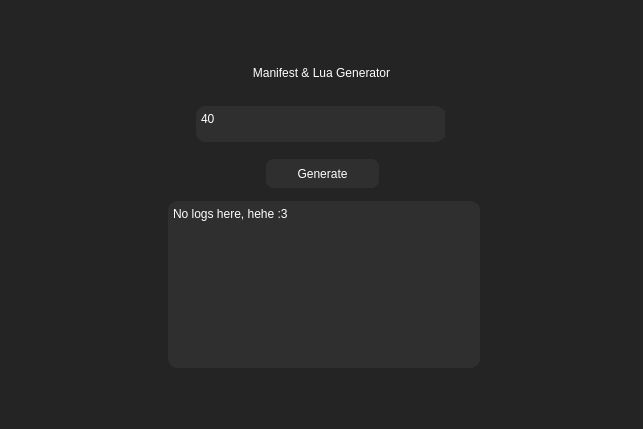
Qt form UI/main.ui (voixiy/manifest-generator) before a commit.
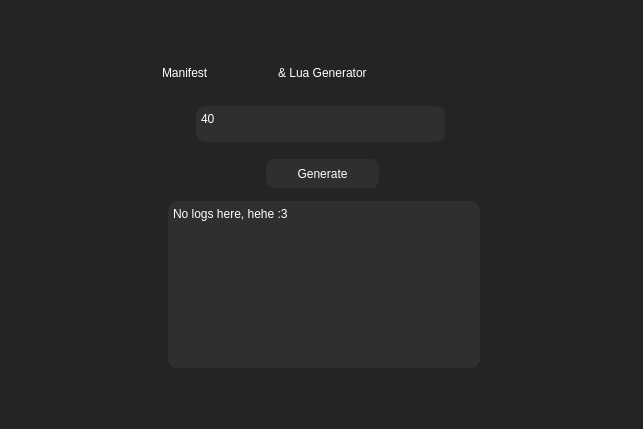
The same form after that commit.

The edit to the form file:
```diff
--- a/UI/main.ui
+++ b/UI/main.ui
@@ -19,9 +19,9 @@
   <widget class="QLabel" name="label">
    <property name="geometry">
     <rect>
-     <x>1</x>
+     <x>278</x>
      <y>39</y>
-     <width>641</width>
+     <width>346</width>
      <height>68</height>
     </rect>
    </property>
@@ -30,10 +30,10 @@
 </string>
    </property>
    <property name="text">
-    <string>Manifest &amp; Lua Generator</string>
+    <string>&amp; Lua Generator</string>
    </property>
    <property name="alignment">
-    <set>Qt::AlignCenter</set>
+    <set>Qt::AlignLeading|Qt::AlignLeft|Qt::AlignVCenter</set>
    </property>
   </widget>
   <widget class="QFrame" name="frame">
@@ -179,6 +179,26 @@
     </property>
    </widget>
   </widget>
+  <widget class="QLabel" name="label_2">
+   <property name="geometry">
+    <rect>
+     <x>162</x>
+     <y>39</y>
+     <width>460</width>
+     <height>68</height>
+    </rect>
+   </property>
+   <property name="styleSheet">
+    <string notr="true">color: qlineargradient(spread:pad, x1:0, y1:0, x2:1, y2:0, stop:0 rgb(238, 0, 255), stop:1 rgba(255, 255, 255, 255));
+background: none</string>
+   </property>
+   <property name="text">
+    <string>Manifest</string>
+   </property>
+   <property name="alignment">
+    <set>Qt::AlignLeading|Qt::AlignLeft|Qt::AlignVCenter</set>
+   </property>
+  </widget>
  </widget>
  <resources/>
  <connections/>
```
